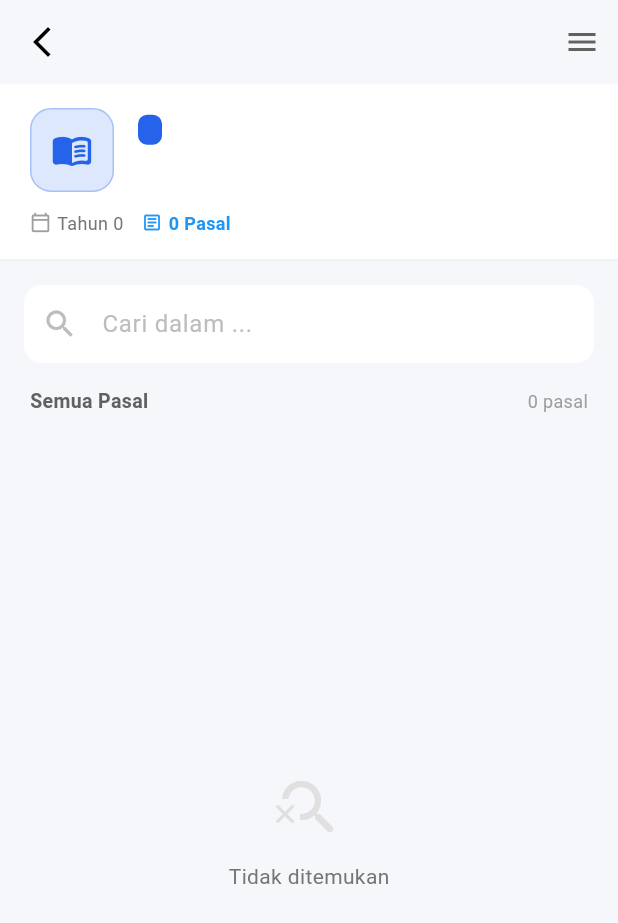
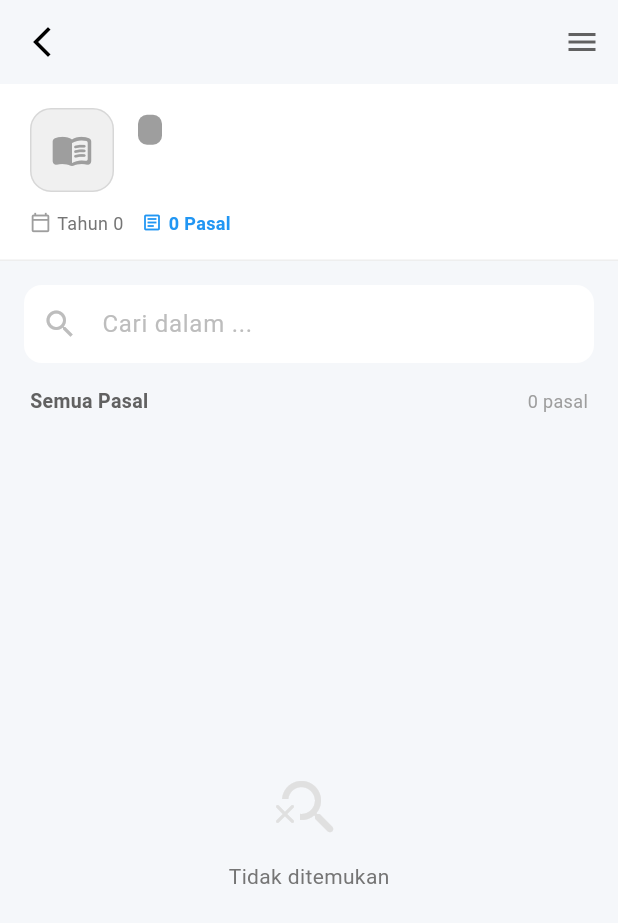
Before and after one commit to RikiSanjayaa/projek-pasal, a Flutter app: the DetailUUScreen screen opened directly with empty values, on a phone screen of 412 x 824 dp. Shown: the top 923 px of the screen. Run offline on Flutter 3.47's test engine with Material 3 defaults, Android fonts, the phone set to English and light mode, and no system bars; our stand-ins replace drift, shared_preferences, supabase_flutter; accounts and stored records are empty; generated files the repository leaves out were written again; statements that could not run were skipped.

Commit message:
refactor: Sentralisasi warna UU dan optimasi warna progress bar

```diff
--- a/pasal_mobile_app/lib/ui/screens/detail_uu_screen.dart
+++ b/pasal_mobile_app/lib/ui/screens/detail_uu_screen.dart
@@ -2,8 +2,10 @@ import 'package:flutter/material.dart';
 import '../../models/undang_undang_model.dart';
 import '../../models/pasal_model.dart';
 import '../../core/services/data_service.dart';
+import '../../core/services/sync_manager.dart';
 import '../widgets/pasal_card.dart';
 import '../widgets/settings_drawer.dart';
+import '../utils/uu_color_helper.dart';
 
 class DetailUUScreen extends StatefulWidget {
   final UndangUndangModel undangUndang;
@@ -19,22 +21,24 @@ class _DetailUUScreenState extends State<DetailUUScreen> {
   final TextEditingController _searchController = TextEditingController();
   bool _isLoading = true;
 
-  // Color presets (same as library_screen)
-  static const List<Color> _presetColors = [
-    Color(0xFFDC2626), // Red - KUHP
-    Color(0xFF2563EB), // Blue - KUHAP
-    Color(0xFF059669), // Emerald - ITE
-    Color(0xFFD97706), // Amber - KUHPER
-    Color(0xFF7C3AED), // Violet
-    Color(0xFFDB2777), // Pink
-    Color(0xFF0891B2), // Cyan
-    Color(0xFF4F46E5), // Indigo
-  ];
-
   @override
   void initState() {
     super.initState();
     _loadPasal();
+    syncManager.state.addListener(_handleSyncStateChange);
+  }
+
+  @override
+  void dispose() {
+    syncManager.state.removeListener(_handleSyncStateChange);
+    _searchController.dispose();
+    super.dispose();
+  }
+
+  void _handleSyncStateChange() {
+    if (syncManager.state.value == SyncState.idle) {
+      _loadPasal();
+    }
   }
 
   void _loadPasal() async {
@@ -60,33 +64,11 @@ class _DetailUUScreenState extends State<DetailUUScreen> {
   }
 
   IconData _getUUIcon(String kode) {
-    final code = kode.toUpperCase().trim();
-    if (code == 'KUHP') return Icons.gavel_rounded;
-    if (code.contains('KUHAP')) return Icons.policy_rounded;
-    if (code.contains('ITE')) return Icons.computer_rounded;
-    if (code.contains('KUHPER') || code.contains('PERDATA')) {
-      return Icons.people_rounded;
-    }
-    return Icons.menu_book_rounded;
+    return UUColorHelper.getIcon(kode);
   }
 
   Color _getUUColor(String kode) {
-    final code = kode.toUpperCase().trim();
-    if (code.contains('KUHPER') || code.contains('PERDATA')) {
-      return _presetColors[3]; // Amber
-    }
-    if (code.contains('KUHAP')) {
-      return _presetColors[1]; // Blue
-    }
-    if (code == 'KUHP' || code.startsWith('KUHP ')) {
-      return _presetColors[0]; // Red
-    }
-    if (code.contains('ITE')) {
-      return _presetColors[2]; // Emerald
-    }
-    // Generate from hash for unknown
-    final hash = code.hashCode.abs();
-    return _presetColors[hash % _presetColors.length];
+    return UUColorHelper.getColor(kode);
   }
 
   @override
--- a/pasal_mobile_app/lib/ui/screens/onboarding_screen.dart
+++ b/pasal_mobile_app/lib/ui/screens/onboarding_screen.dart
@@ -404,7 +404,7 @@ class _OnboardingScreenState extends State<OnboardingScreen> {
                     minHeight: 12,
                     backgroundColor: isDark
                         ? Colors.grey[800]
-                        : Colors.grey[200],
+                        : Colors.white, // Clean white for light mode
                     valueColor: AlwaysStoppedAnimation<Color>(
                       isError ? Colors.red : Colors.blue,
                     ),
--- a/pasal_mobile_app/lib/ui/utils/uu_color_helper.dart
+++ b/pasal_mobile_app/lib/ui/utils/uu_color_helper.dart
@@ -1,60 +1,109 @@
 import 'package:flutter/material.dart';
 
 class UUColorHelper {
-  // Curated presets for specific known laws to ensure they always get their "brand" color
-  static const Map<String, Color> _specificColors = {
-    'KUHP': Color(0xFFDC2626), // Red
-    'KUHAP': Color(0xFF2563EB), // Blue
-    'ITE': Color(0xFF059669), // Emerald
-    'KUHPER': Color(0xFFD97706), // Amber
-    'PERDATA': Color(0xFFD97706), // Amber (Alias)
-    'HAM': Color(0xFF7C3AED), // Violet
-    'KORUPSI': Color(0xFFDB2777), // Pink
-    'LALIN': Color(0xFF0891B2), // Cyan
-    'NARKOTIKA': Color(0xFF4F46E5), // Indigo
+  // Singleton pattern for caching dynamic colors
+  static final UUColorHelper _instance = UUColorHelper._internal();
+  factory UUColorHelper() => _instance;
+  UUColorHelper._internal();
+
+  // Cache for dynamically assigned colors to ensure consistency across screens
+  final Map<String, Color> _dynamicColorCache = {};
+  int _nextColorIndex = 0;
+
+  // 1. Preset Palette (The "Official" Colors)
+  static final Map<String, Color> _specificColors = {
+    'KUHP': const Color(0xFFDC2626), // Red
+    'KUHAP': const Color(0xFF2563EB), // Blue
+    'ITE': const Color(0xFF059669), // Emerald
+    'KUHPER': const Color(0xFFD97706), // Amber
+    'PERDATA': const Color(0xFFD97706), // Amber (Alias)
+    'HAM': const Color(0xFF7C3AED), // Violet
+    'KORUPSI': const Color(0xFFDB2777), // Pink
+    'LALIN': const Color(0xFF0891B2), // Cyan
+    'NARKOTIKA': const Color(0xFF4F46E5), // Indigo
   };
 
-  // Fallback palette for unknown/dynamic UUs
-  // Large enough to avoid repeats for small sets, distinct enough to be readable
-  static const List<Color> _fallbackPalette = [
+  // 2. Extra Palette for dynamic assignment (High quality colors)
+  static const List<Color> _dynamicPalette = [
     Color(0xFFEA580C), // Orange
     Color(0xFF65A30D), // Lime
     Color(0xFF0D9488), // Teal
-    Color(0xFF2563EB), // Blue
     Color(0xFF9333EA), // Purple
     Color(0xFFC026D3), // Fuchsia
     Color(0xFFE11D48), // Rose
     Color(0xFF4B5563), // Cool Grey
     Color(0xFFB45309), // Amber 700
     Color(0xFF15803D), // Green 700
+    Color(0xFF0891B2), // Cyan 600
+    Color(0xFF4338CA), // Indigo 700
   ];
 
   /// Get a consistent color for a given UU Code.
-  /// Handles null, normalization, and infinite variations safely.
   static Color getColor(String? code) {
     if (code == null || code.trim().isEmpty) {
-      return Colors.grey; // Default safe color
+      return Colors.grey;
     }
 
     final normalized = code.toUpperCase().trim();
 
-    // 1. Check strict known mappings
-    if (_specificColors.containsKey(normalized)) {
-      return _specificColors[normalized]!;
+    // 1. Check strict/contains known mappings first
+    // Specific checks for overlapping names (e.g. KUHPER vs KUHP)
+    if (normalized.contains('KUHPER') || normalized.contains('PERDATA')) {
+      return _specificColors['KUHPER']!;
+    }
+    if (normalized.contains('KUHAP')) {
+      return _specificColors['KUHAP']!;
+    }
+    // Strict match for KUHP to avoid matching overlapping strings incorrectly if any
+    if (normalized == 'KUHP' || normalized.startsWith('KUHP ')) {
+      return _specificColors['KUHP']!;
     }
 
-    // 2. Check strict contains for common variations
-    // Iterate keys to see if normalized code *contains* the key
-    // e.g. "UU ITE 2024" should match "ITE"
+    // General contains check for others
     for (final key in _specificColors.keys) {
       if (normalized.contains(key)) {
         return _specificColors[key]!;
       }
     }
 
-    // 3. Fallback: Hash-based deterministic color
-    // Use hashCode to pick from palette. abs() is important.
-    final index = normalized.hashCode.abs() % _fallbackPalette.length;
-    return _fallbackPalette[index];
+    // 2. Check Cache for previously assigned dynamic color
+    if (_instance._dynamicColorCache.containsKey(normalized)) {
+      return _instance._dynamicColorCache[normalized]!;
+    }
+
+    // 3. Assign new dynamic color (Round-robin or Hash fallbacks)
+    Color newColor;
+    if (_instance._nextColorIndex < _dynamicPalette.length) {
+      // Use next available nice color
+      newColor = _dynamicPalette[_instance._nextColorIndex];
+      _instance._nextColorIndex =
+          (_instance._nextColorIndex + 1) % _dynamicPalette.length;
+    } else {
+      // Fallback to deterministic hash if we somehow run out or wraparound logic varies
+      final index = normalized.hashCode.abs() % _dynamicPalette.length;
+      newColor = _dynamicPalette[index];
+    }
+
+    _instance._dynamicColorCache[normalized] = newColor;
+    return newColor;
+  }
+
+  /// Get a consistent Icon for a given UU Code.
+  static IconData getIcon(String? code) {
+    if (code == null) return Icons.menu_book_rounded;
+    final normalized = code.toUpperCase().trim();
+
+    if (normalized == 'KUHP') return Icons.gavel_rounded;
+    if (normalized.contains('KUHAP')) return Icons.policy_rounded;
+    if (normalized.contains('ITE')) return Icons.computer_rounded;
+    if (normalized.contains('KUHPER') || normalized.contains('PERDATA')) {
+      return Icons.people_rounded;
+    }
+    if (normalized.contains('LALIN')) return Icons.directions_car_rounded;
+    if (normalized.contains('KORUPSI')) return Icons.money_off_csred_rounded;
+    if (normalized.contains('HAM')) return Icons.accessibility_new_rounded;
+    if (normalized.contains('NARKOTIKA')) return Icons.medication_rounded;
+
+    return Icons.menu_book_rounded;
   }
 }
```
Also changed, not shown: pasal_mobile_app/lib/ui/screens/library_screen.dart (+18 -87 lines).
